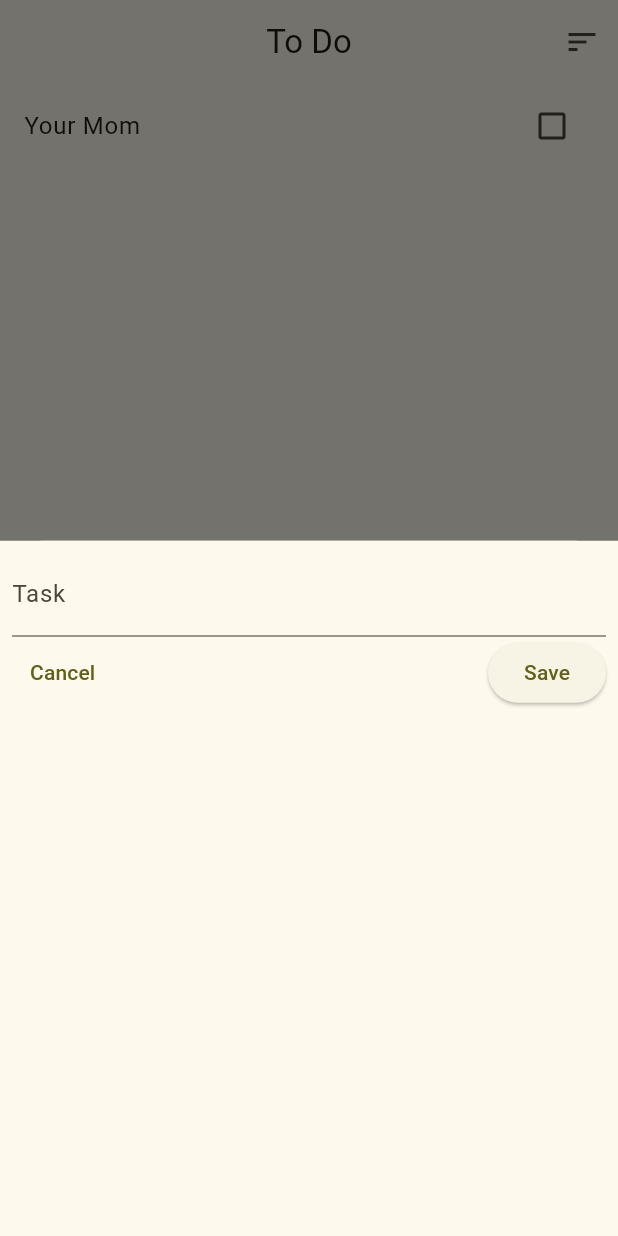
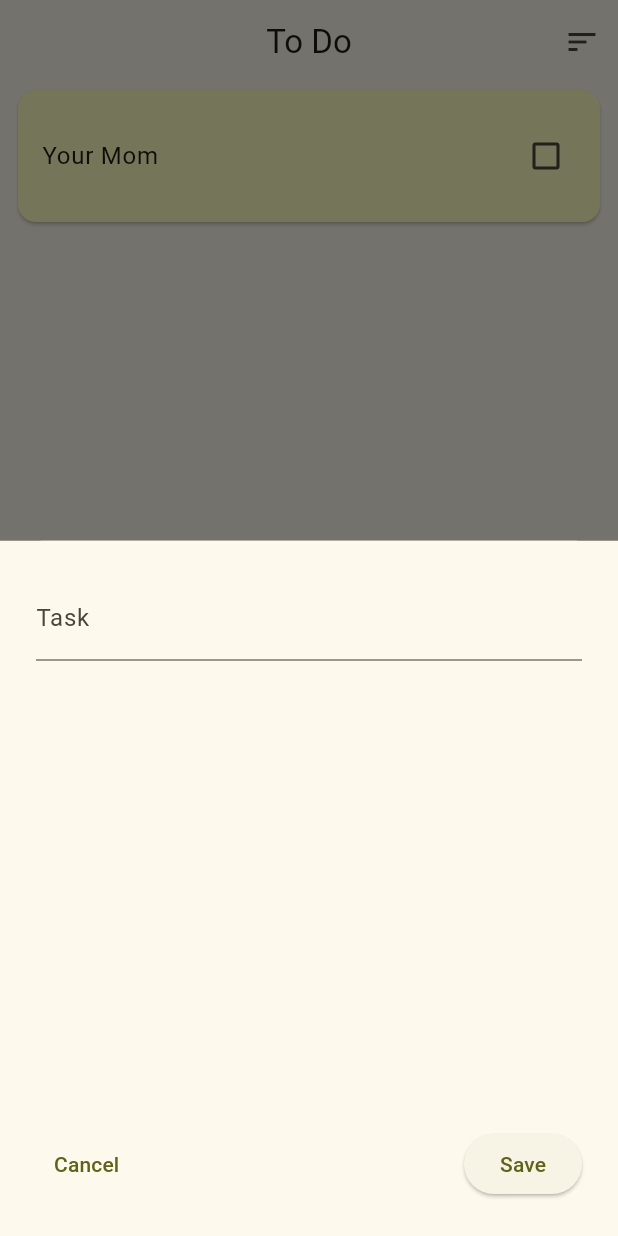
Before and after one commit to jayceebuarao/todo-list, a Flutter app: the screen it shows after launch, after a tap on the "add" icon, on a phone screen of 412 x 824 dp. Run offline on Flutter 3.47's test engine with Material 2 defaults, Android fonts, the phone set to English and light mode, and no system bars.

Commit message:
styling: adjust padding and colors of listview

```diff
--- a/lib/main.dart
+++ b/lib/main.dart
@@ -15,7 +15,7 @@ class MyApp extends StatelessWidget {
       title: 'To Do List',
       theme: ThemeData(
         colorScheme: ColorScheme.fromSeed(
-            seedColor: const Color.fromARGB(255, 255, 252, 50)),
+            seedColor: const Color.fromARGB(255, 255, 254, 194)),
         useMaterial3: true,
       ),
       home: const ToDos(),
--- a/lib/widgets/newtodo.dart
+++ b/lib/widgets/newtodo.dart
@@ -34,7 +34,7 @@ class _NewTodoState extends State<NewTodo> {
   @override
   Widget build(BuildContext context) {
     return Padding(
-      padding: const EdgeInsets.all(8.0),
+      padding: const EdgeInsets.all(24.0),
       child: Column(
         children: [
           TextField(
@@ -43,6 +43,7 @@ class _NewTodoState extends State<NewTodo> {
             ),
             controller: _toDoTextController,
           ),
+          const Spacer(),
           Row(children: [
             TextButton(
               onPressed: () {
--- a/lib/widgets/todos_list/todo_item.dart
+++ b/lib/widgets/todos_list/todo_item.dart
@@ -15,7 +15,9 @@ class _ToDoItemState extends State<ToDoItem> {
   Widget build(BuildContext context) {
     bool checkboxValue = widget.todo.isDone;
 
-    return CheckboxListTile(
+    return Card(
+      color: const Color.fromARGB(255, 255, 254, 194),
+      child: CheckboxListTile(
         value: checkboxValue,
         onChanged: (value) {
           setState(() {
@@ -24,6 +26,8 @@ class _ToDoItemState extends State<ToDoItem> {
           });
         },
         title: Text(widget.todo.task),
+        contentPadding: const EdgeInsets.all(16),
+      ),
     );
   }
 }
--- a/lib/widgets/todos_list/todo_list.dart
+++ b/lib/widgets/todos_list/todo_list.dart
@@ -12,6 +12,7 @@ class ToDoList extends StatelessWidget {
   @override
   Widget build(BuildContext context) {
     return ListView.builder(
+      padding: const EdgeInsets.symmetric(horizontal: 8.0),
       itemCount: todos.length,
       itemBuilder: (context, index) => Dismissible(
           key: ValueKey(todos[index].task),
```
Lines whose indentation alone changed are shown as unchanged.
